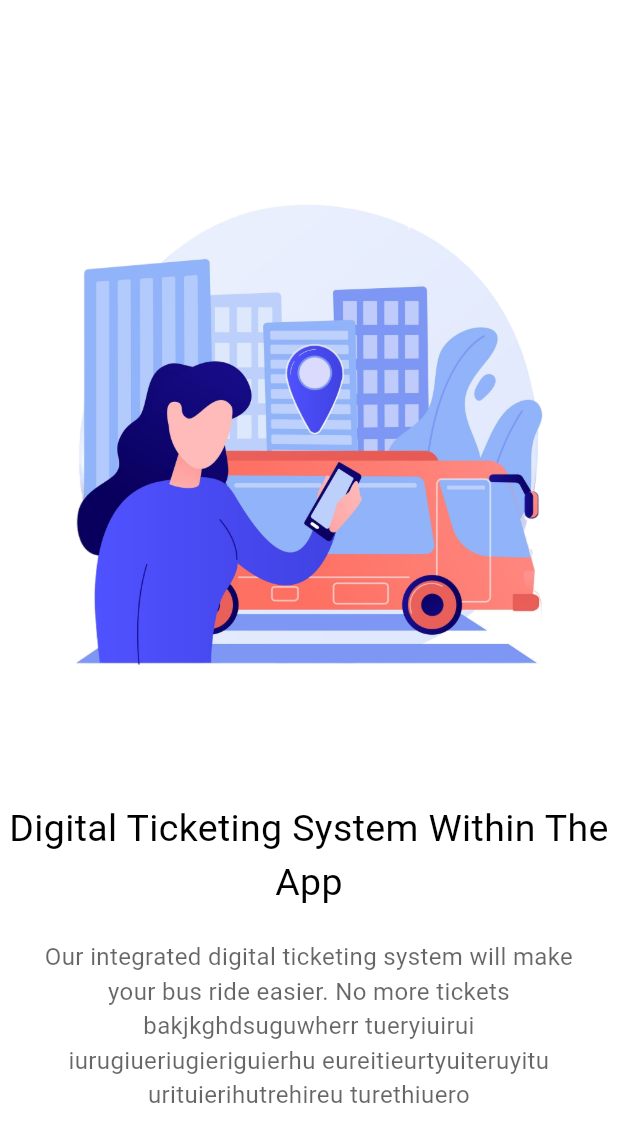
After one commit to MasterJeon/E_Shuttle1, a Flutter app: the OnBoardingScreen screen opened directly, on a phone screen of 412 x 824 dp. The commit adds this screen. Shown: the top 1142 px of the screen. Run offline on Flutter 3.47's test engine with Material 3 defaults, Android fonts, the light colour scheme and no system bars; our stand-ins replace cloud_firestore, firebase_core; missing offline and left inert: dart:ffi, unitled2; accounts and stored records are empty.

Commit message:
on boarding screens.(yet to do some changes)

```diff
--- /dev/null
+++ b/lib/welcome_pages/onboarding.dart
@@ -0,0 +1,46 @@
+import 'package:e_shuttle/main.dart';
+import 'package:e_shuttle/welcome_pages/wScreen1.dart';
+import 'package:e_shuttle/welcome_pages/wScreen2.dart';
+import 'package:e_shuttle/welcome_pages/wScreen3.dart';
+import 'package:flutter/material.dart';
+
+void main() {
+  runApp(const MyApp());
+}
+
+class MyApp extends StatelessWidget{
+  const MyApp({super.key});
+
+  @override
+  Widget build(BuildContext context) {
+    return MaterialApp(
+      debugShowCheckedModeBanner: false,
+      home: const OnBoardingScreen(title: 'E-Shuttle Onboarding'),
+    );
+  }
+}
+
+
+class OnBoardingScreen extends StatefulWidget{
+  const OnBoardingScreen ({super.key, required this.title});
+
+  final String title;
+  State<OnBoardingScreen> createState() => _OnBoardingScreenState();
+}
+
+class _OnBoardingScreenState extends State<OnBoardingScreen>{
+
+  Widget build(BuildContext context){
+    return Scaffold(
+      backgroundColor: Colors.white,
+      body: PageView(
+        children: [
+          Screen1(),
+          Screen2(),
+          Screen3(),
+
+        ],
+      )
+    );
+  }
+}
--- /dev/null
+++ b/lib/welcome_pages/wScreen1.dart
@@ -0,0 +1,35 @@
+import 'package:flutter/material.dart';
+
+class Screen1 extends StatelessWidget{
+  const Screen1 ({super.key});
+
+  Widget build(BuildContext context){
+    return Column(
+      mainAxisAlignment: MainAxisAlignment.center,
+      children: [
+        Image.asset("assets/real_time_tracking.png"),
+        const SizedBox(height: 40,),
+        const Text("Digital Ticketing System Within The App", style: TextStyle(
+          color: Colors.black,
+          fontSize: 25,
+          fontWeight: FontWeight.w400
+        ),
+        textAlign: TextAlign.center,
+        ),
+
+        const SizedBox(height: 20,),
+        Container(
+          padding:EdgeInsets.symmetric(horizontal: 20),
+          child: Text("Our integrated digital ticketing system will make your bus ride easier. No more tickets bakjkghdsuguwherr tueryiuirui iurugiueriugieriguierhu eureitieurtyuiteruyitu urituierihutrehireu turethiuero",
+            style: TextStyle(
+              color: Colors.black.withOpacity(0.6),
+              fontSize: 16,
+              fontWeight: FontWeight.w400
+            ),
+            textAlign: TextAlign.center,
+          ),
+        )
+      ],
+    );
+  }
+}
```
Also changed, not shown: lib/welcome_pages/splash_screen.dart (+17 -0 lines), lib/welcome_pages/wScreen2.dart (added, +35 -0 lines), lib/welcome_pages/wScreen3.dart (added, +35 -0 lines), lib/welcome_pages/welcomeScreen.dart (added, +178 -0 lines), pubspec.yaml (+7 -0 lines), assets/e_ticket.png (added), assets/real_time_tracking.png (added), assets/sos1.png (added), pubspec.lock.
